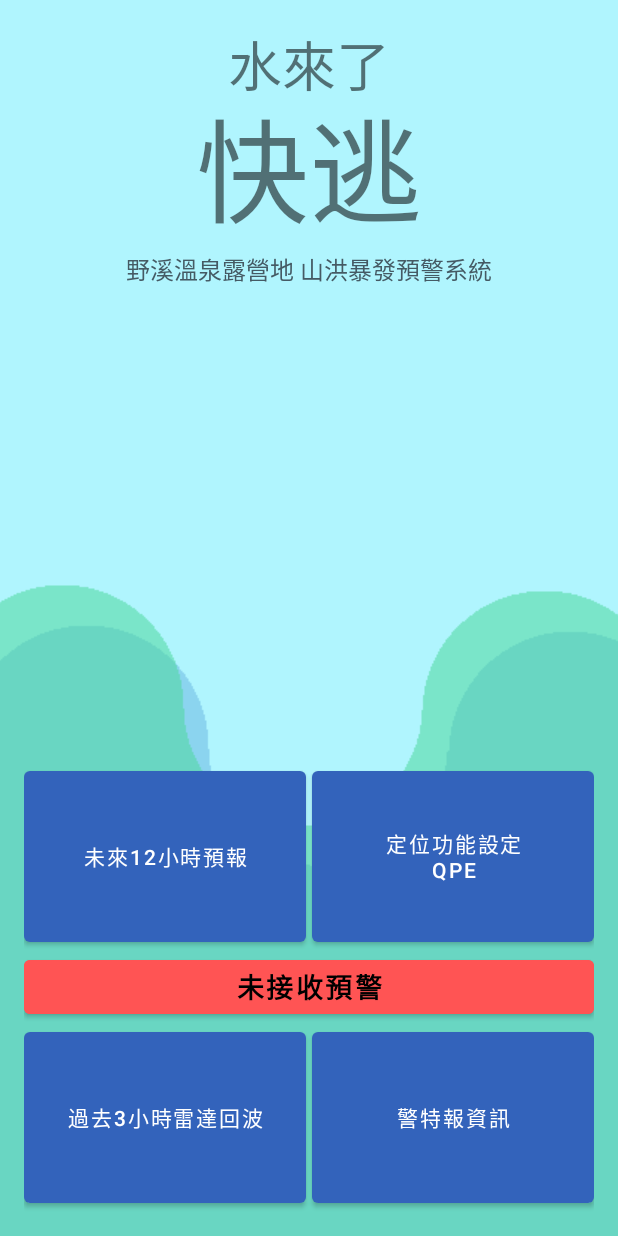
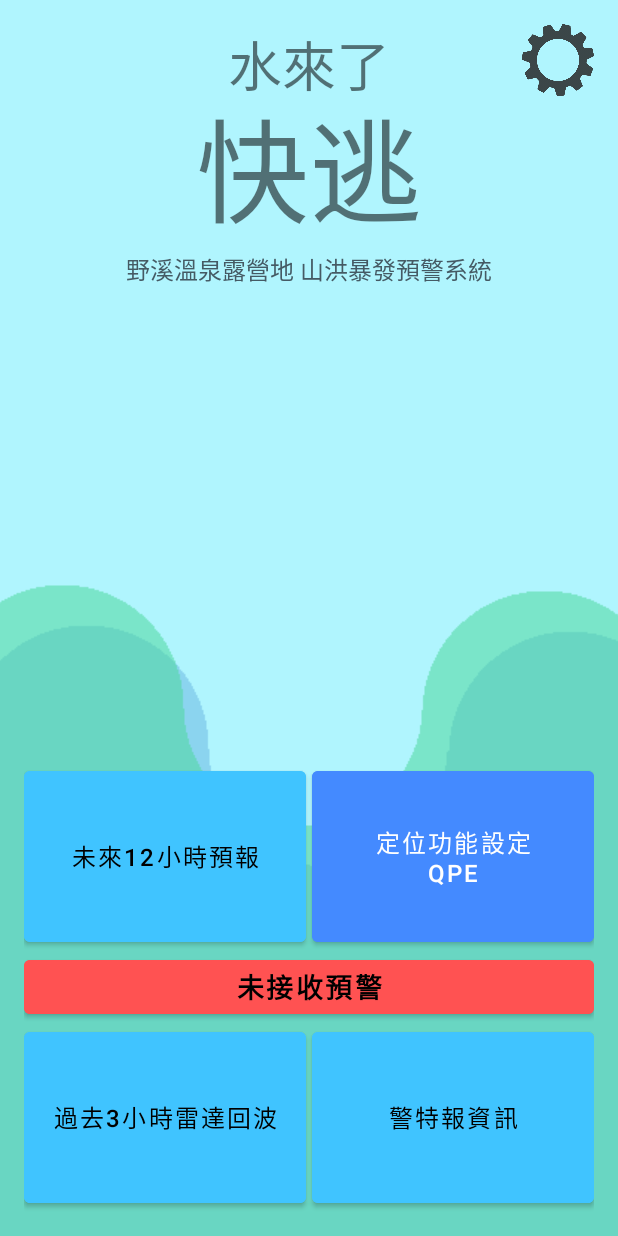
Before and after one commit to sushi3085/Avoid-Coming-Water, an Android app: the screen it shows after launch (MainActivity), on a phone screen of 412 x 824 dp. Run offline under Robolectric (Android 15) with nearby library versions, the phone set to English and light mode, and no system bars.

Commit message:
新增警特報接收功能、按鈕顏色、設定按鈕

```diff
--- a/app/src/main/java/ncue/geo/avoidingcomingwater/MainActivity.kt
+++ b/app/src/main/java/ncue/geo/avoidingcomingwater/MainActivity.kt
@@ -1,7 +1,9 @@
 package ncue.geo.avoidingcomingwater
 
+import android.Manifest
+import android.content.Intent
 import android.graphics.Color
-import androidx.appcompat.app.AppCompatActivity
+import android.os.Build
 import android.os.Bundle
 import android.os.Handler
 import android.os.Message
@@ -11,17 +13,17 @@ import android.view.animation.TranslateAnimation
 import android.widget.Button
 import android.widget.ImageView
 import android.widget.TextView
+import androidx.appcompat.app.AppCompatActivity
+import androidx.core.app.ActivityCompat
 import ncue.geo.avoidingcomingwater.crawlapi.HttpClient
 import kotlin.concurrent.thread
+
 
 class MainActivity : AppCompatActivity() {
 
     private lateinit var informationArea: TextView
     private lateinit var handler: Handler
     private lateinit var waveImage: ImageView
-    companion object{
-        private var isRecieving = false
-    }
 
     override fun onCreate(savedInstanceState: Bundle?) {
         super.onCreate(savedInstanceState)
@@ -30,23 +32,13 @@ class MainActivity : AppCompatActivity() {
         findViewById<Button>(R.id.button).setOnClickListener { refreshOnClick() }
         informationArea = findViewById(R.id.homapage_subtitle)
 
-        // region handler
-//        handler = object: Handler(Looper.getMainLooper()) {
-//            override fun handleMessage(msg: Message) {
-//                super.handleMessage(msg)
-//                informationArea.text = msg.data.getString("response")
-//                Log.i("RESPONSE", informationArea.text.toString())
-//            }
-//        }
-        // endregion
-
-        handler = Handler{
+        handler = Handler {
             informationArea.text = it.data.getString("response")
             true
         }
 
         waveImage = findViewById<ImageView>(R.id.waveImage_1)
-        val waveImage_2 = findViewById<ImageView>(R.id.waveImage_2)
+        val waveimage2 = findViewById<ImageView>(R.id.waveImage_2)
 
         var ani = TranslateAnimation(-500.0F, 500.0F, 0.0F, 0.0F)
         ani.duration = 5_000
@@ -58,34 +50,58 @@ class MainActivity : AppCompatActivity() {
         ani.duration = 7_000
         ani.repeatCount = Animation.INFINITE
         ani.repeatMode = Animation.REVERSE
-        waveImage_2.startAnimation(ani)
+        waveimage2.startAnimation(ani)
 
-        findViewById<Button>(R.id.recieveBtn).setOnClickListener (::redButtonClicked)
+        findViewById<Button>(R.id.recieveBtn).setOnClickListener(::redButtonClicked)
+
+        // 要定位權限
+        if (Build.VERSION.SDK_INT >= Build.VERSION_CODES.M) {
+            ActivityCompat.requestPermissions(
+                this, arrayOf(
+                    Manifest.permission.ACCESS_COARSE_LOCATION,
+                    Manifest.permission.ACCESS_FINE_LOCATION
+                ), 100
+            )
+        }
     }
 
-    private fun refreshOnClick(){
+    @Deprecated("do not use")
+    private fun refreshOnClick() {
         val thread = thread {
             val data: Bundle = Bundle()
-            data.putString("response", HttpClient().get("https://jsonplaceholder.typicode.com/todos/1"))
+            data.putString(
+                "response",
+                HttpClient().get("https://jsonplaceholder.typicode.com/todos/1")
+            )
 
             val msg: Message = Message()
             msg.data = data
             handler.sendMessage(msg)
         }
-        if(thread.state == Thread.State.NEW)
+        if (thread.state == Thread.State.NEW)
             thread.start()
     }
 
-    private fun redButtonClicked(view: View){
-        if(isRecieving) {
+    private fun redButtonClicked(view: View) {
+        if (ConditionController.IS_RECIEVING) {
             (view as Button).setBackgroundColor(Color.parseColor("#FFFF5454"))
             view.text = "未接收預警"
-        }
-        else {
+        } else {
             (view as Button).setBackgroundColor(Color.parseColor("#FF54FF54"))
             view.text = "接收預警中"
             // thread crawl to python API
+            // TODO
         }
-        isRecieving = !isRecieving
+        ConditionController.IS_RECIEVING = !ConditionController.IS_RECIEVING
+    }
+
+    fun futureForcastButtonOnClick(view: View) {
+        val intent = Intent(this, FutureForcastActivity::class.java)
+        startActivity(intent)
+    }
+
+    fun settingButtonOnClick(view: View){
+//        val intent = Intent(this, )
+        return
     }
 }
--- a/app/src/main/res/layout/activity_main.xml
+++ b/app/src/main/res/layout/activity_main.xml
@@ -48,6 +48,21 @@
             app:layout_constraintEnd_toEndOf="parent"
             app:layout_constraintStart_toStartOf="parent"
             app:layout_constraintTop_toBottomOf="@+id/homepage_title_textView_2" />
+
+        <ImageButton
+            android:id="@+id/imageButton2"
+            android:layout_width="48dp"
+            android:layout_height="48dp"
+            android:layout_marginTop="16dp"
+            android:layout_marginEnd="16dp"
+            android:alpha="0.8"
+            android:background="@null"
+            android:onClick="settingButtonOnClick"
+            android:scaleType="centerInside"
+            app:layout_constraintEnd_toEndOf="parent"
+            app:layout_constraintTop_toTopOf="parent"
+            app:srcCompat="@drawable/homepage_setting_gear" />
+
     </androidx.constraintlayout.widget.ConstraintLayout>
 
     <Button
@@ -56,7 +71,6 @@
         android:layout_height="wrap_content"
         android:text="Refresh Information"
         android:textAllCaps="false"
-        android:textColor="#1DE9B6"
         android:visibility="invisible"
         app:layout_constraintBottom_toTopOf="@+id/editTextTextPersonName"
         app:layout_constraintEnd_toEndOf="parent"
@@ -115,7 +129,11 @@
             android:layout_width="0dp"
             android:layout_height="0dp"
             android:layout_marginEnd="2dp"
+            android:backgroundTint="#40C4FF"
+            android:onClick="futureForcastButtonOnClick"
             android:text="未來12小時預報"
+            android:textColor="#000000"
+            android:textSize="16sp"
             app:layout_constraintBottom_toTopOf="@+id/linearLayout"
             app:layout_constraintEnd_toStartOf="@+id/button3"
             app:layout_constraintHorizontal_bias="0.5"
@@ -127,7 +145,9 @@
             android:layout_width="0dp"
             android:layout_height="0dp"
             android:layout_marginStart="2dp"
+            android:backgroundTint="#448AFF"
             android:text="定位功能設定\nQPE"
+            android:textSize="16sp"
             app:layout_constraintBottom_toTopOf="@+id/linearLayout"
             app:layout_constraintEnd_toEndOf="parent"
             app:layout_constraintHorizontal_bias="0.5"
@@ -148,7 +168,7 @@
                 android:id="@+id/recieveBtn"
                 android:layout_width="match_parent"
                 android:layout_height="wrap_content"
-                android:backgroundTint="@color/homepage_red_btn"
+                android:backgroundTint="#FF5252"
                 android:text="未接收預警"
                 android:textColor="@color/black"
                 android:textSize="18sp"
@@ -160,7 +180,10 @@
             android:layout_width="0dp"
             android:layout_height="0dp"
             android:layout_marginEnd="2dp"
+            android:backgroundTint="#40C4FF"
             android:text="過去3小時雷達回波"
+            android:textColor="#000000"
+            android:textSize="16sp"
             app:layout_constraintBottom_toBottomOf="parent"
             app:layout_constraintEnd_toStartOf="@+id/button5"
             app:layout_constraintHorizontal_bias="0.5"
@@ -172,7 +195,10 @@
             android:layout_width="0dp"
             android:layout_height="0dp"
             android:layout_marginStart="2dp"
+            android:backgroundTint="#40C4FF"
             android:text="警特報資訊"
+            android:textColor="#000000"
+            android:textSize="16sp"
             app:layout_constraintBottom_toBottomOf="parent"
             app:layout_constraintEnd_toEndOf="parent"
             app:layout_constraintHorizontal_bias="0.5"
```
Also changed, not shown: app/src/main/AndroidManifest.xml (+9 -3 lines), app/src/main/java/ncue/geo/avoidingcomingwater/ConditionController.kt (added, +8 -0 lines), app/src/main/java/ncue/geo/avoidingcomingwater/FutureForcastActivity.kt (added, +154 -0 lines), app/src/main/java/ncue/geo/avoidingcomingwater/crawlapi/HttpClient.java (+6 -2 lines), app/src/main/res/layout/activity_future_forcast.xml (added, +62 -0 lines), app/src/main/res/drawable/homepage_setting_gear.png (added), app/src/main/res/drawable/popout_warning_icon.png (added).
